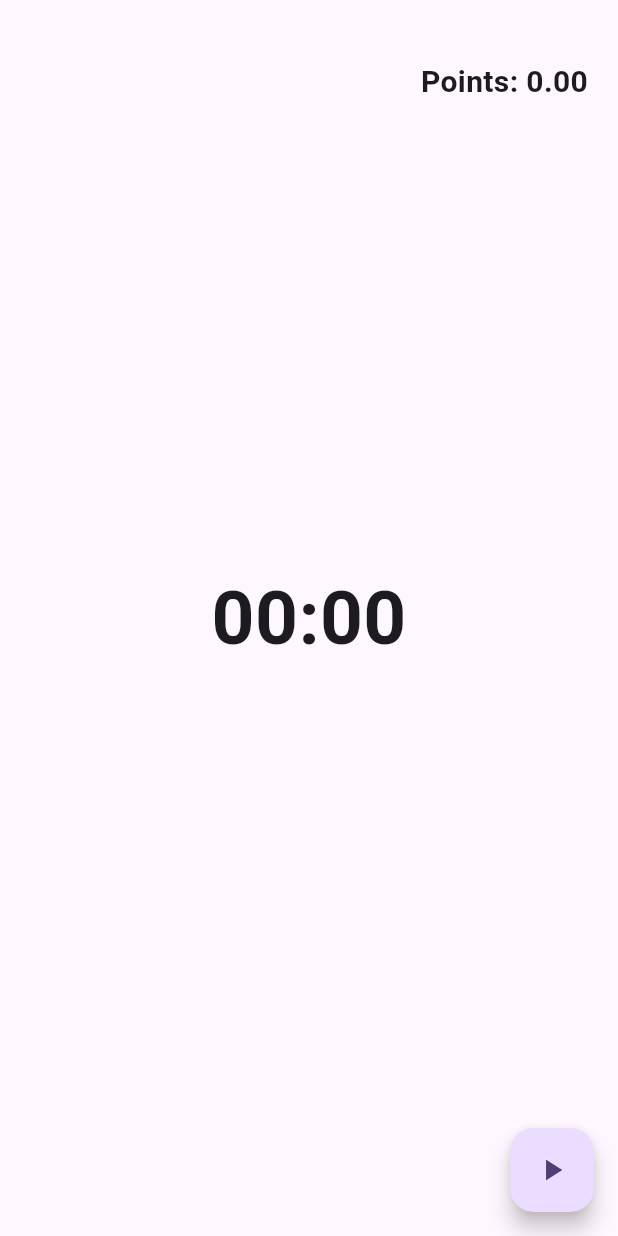
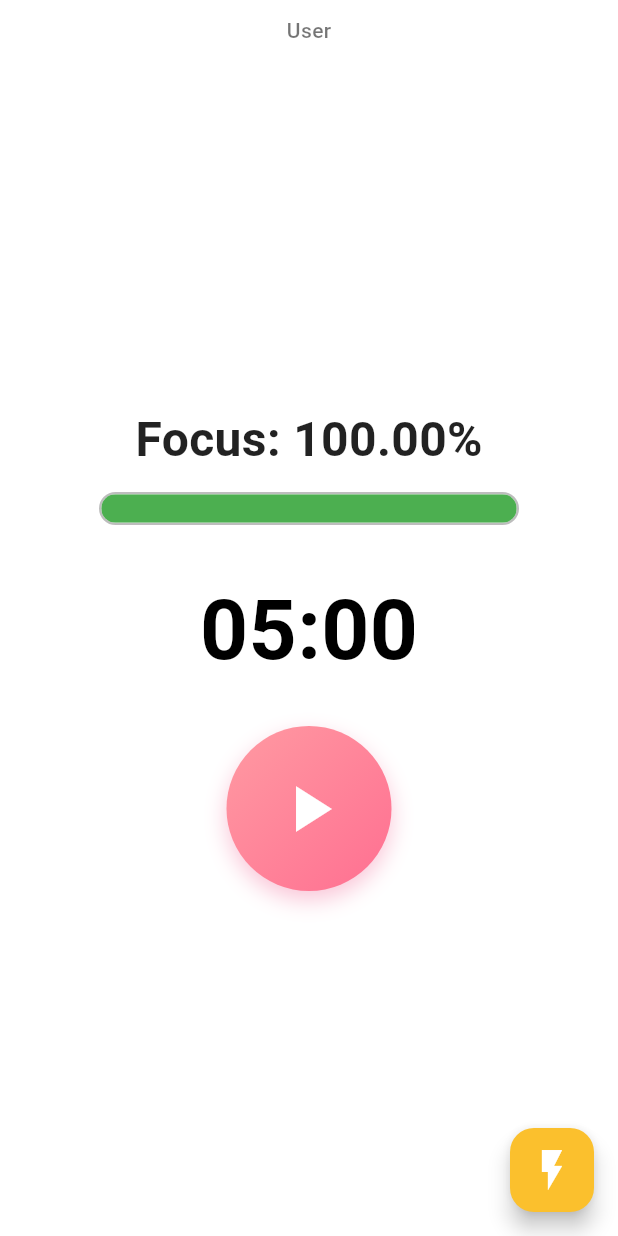
Before and after one commit to mmilunicmobile/the-quack-team-hackcmu-2025, a Flutter app: the screen it shows after launch, on a phone screen of 412 x 824 dp. Run offline on Flutter 3.47's test engine with Material 3 defaults, Android fonts, the light colour scheme and no system bars.

Commit message:
More updates

```diff
--- a/lib/main.dart
+++ b/lib/main.dart
@@ -1,106 +1,154 @@
+// lib/main.dart
 import 'dart:async';
+import 'dart:math';
 import 'package:flutter/material.dart';
-import 'package:flutter/services.dart';
 
 void main() {
-  runApp(const TimerPointsApp());
+  runApp(const FocusApp());
 }
 
-class TimerPointsApp extends StatelessWidget {
-  const TimerPointsApp({super.key});
+class FocusApp extends StatelessWidget {
+  const FocusApp({super.key});
 
   @override
   Widget build(BuildContext context) {
     return MaterialApp(
-      title: 'Workout Timer + Points',
-      theme: ThemeData(
-        colorScheme: ColorScheme.fromSeed(seedColor: Colors.deepPurple),
+      title: 'Focus Tracker',
+      theme: ThemeData.light().copyWith(
+        scaffoldBackgroundColor: Colors.white,
       ),
-      home: const WorkoutTimerScreen(),
+      home: const FocusHomePage(),
     );
   }
 }
 
-class WorkoutTimerScreen extends StatefulWidget {
-  const WorkoutTimerScreen({super.key});
+class FocusHomePage extends StatefulWidget {
+  const FocusHomePage({super.key});
 
   @override
-  State<WorkoutTimerScreen> createState() => _WorkoutTimerScreenState();
+  State<FocusHomePage> createState() => _FocusHomePageState();
 }
 
-class _WorkoutTimerScreenState extends State<WorkoutTimerScreen>
-    with WidgetsBindingObserver {
-  static const screenEventChannel = EventChannel('screen_events');
+class _FocusHomePageState extends State<FocusHomePage>
+    with WidgetsBindingObserver, SingleTickerProviderStateMixin {
+  // --- User & focus state
+  String username = "User";
+  double focusPercentage = 100.0; // starts at 100%
 
-  int remainingSeconds = 0;
-  double points = 0.0;
+  // --- Timer state
+  int remainingSeconds = 300; // default 5:00
   bool isTimerRunning = false;
-  bool screenUnlocked = true; // track if screen is unlocked
+  Timer? _uiTimer; // updates the UI every second
+  DateTime? targetEndTime;
 
-  Timer? _countdownTimer;
+  // --- App background tracking
   DateTime? _backgroundTime;
+  int _consecutiveActiveSeconds = 0;
+
+  // --- Shimmer animation for focus bar
+  late AnimationController _shimmerController;
 
   @override
   void initState() {
     super.initState();
     WidgetsBinding.instance.addObserver(this);
-
-    // Listen to screen lock/unlock events
-    screenEventChannel.receiveBroadcastStream().listen((event) {
-      if (event == "locked") {
-        screenUnlocked = false;
-      } else if (event == "unlocked") {
-        screenUnlocked = true;
-      }
-    });
+    _shimmerController = AnimationController(
+      vsync: this,
+      duration: const Duration(seconds: 2),
+    )..repeat(reverse: true);
   }
 
   @override
   void dispose() {
     WidgetsBinding.instance.removeObserver(this);
-    _countdownTimer?.cancel();
+    _uiTimer?.cancel();
+    _shimmerController.dispose();
     super.dispose();
   }
 
+  // --- App lifecycle handling
   @override
   void didChangeAppLifecycleState(AppLifecycleState state) {
+    if (!isTimerRunning) return;
+
     switch (state) {
       case AppLifecycleState.paused:
       case AppLifecycleState.hidden:
-        // App backgrounded
         _backgroundTime ??= DateTime.now();
+        _uiTimer?.cancel();
+        _consecutiveActiveSeconds = 0;
         break;
-
       case AppLifecycleState.resumed:
-        if (_backgroundTime != null && screenUnlocked) {
-          final awayMilliseconds =
-              DateTime.now().difference(_backgroundTime!).inMilliseconds;
-
-          if (awayMilliseconds > 0) {
-            final gainedPoints = awayMilliseconds * 0.01;
-
+        if (_backgroundTime != null) {
+          final awaySeconds = DateTime.now().difference(_backgroundTime!).inSeconds;
+          if (awaySeconds > 0) {
             setState(() {
-              points += gainedPoints;
+              focusPercentage = (focusPercentage - awaySeconds * 0.2).clamp(0.0, 100.0);
+              // Update remainingSeconds correctly using targetEndTime
+              if (targetEndTime != null) {
+                remainingSeconds = max(0, targetEndTime!.difference(DateTime.now()).inSeconds);
+                if (remainingSeconds == 0) isTimerRunning = false;
+              }
             });
-
-            ScaffoldMessenger.of(context).showSnackBar(
-              SnackBar(
-                content: Text("+${gainedPoints.toStringAsFixed(2)} points"),
-                duration: const Duration(seconds: 2),
-              ),
-            );
           }
-          _backgroundTime = null;
         }
+        _backgroundTime = null;
+        if (isTimerRunning && targetEndTime != null) _startUITimer();
         break;
-
       case AppLifecycleState.inactive:
       case AppLifecycleState.detached:
         break;
     }
   }
 
-  void toggleTimer() {
+  // --- Timer management using targetEndTime
+  void _startTimer() {
+    if (isTimerRunning) return;
+    setState(() {
+      isTimerRunning = true;
+      targetEndTime = DateTime.now().add(Duration(seconds: remainingSeconds));
+    });
+    _startUITimer();
+  }
+
+  void _startUITimer() {
+    _uiTimer?.cancel();
+    _consecutiveActiveSeconds = 0;
+
+    _uiTimer = Timer.periodic(const Duration(seconds: 1), (_) {
+      if (targetEndTime == null) return;
+
+      final newRemaining = max(0, targetEndTime!.difference(DateTime.now()).inSeconds);
+      setState(() {
+        remainingSeconds = newRemaining;
+
+        // On-app recovery
+        _consecutiveActiveSeconds++;
+        if (_consecutiveActiveSeconds >= 5) {
+          focusPercentage = (focusPercentage + 0.05).clamp(0.0, 100.0);
+          _consecutiveActiveSeconds = 0;
+        }
+
+        if (remainingSeconds == 0) {
+          isTimerRunning = false;
+          _uiTimer?.cancel();
+        }
+      });
+    });
+  }
+
+  void _pauseTimer() {
+    _uiTimer?.cancel();
+    if (targetEndTime != null) {
+      // recalc remainingSeconds
+      remainingSeconds = max(0, targetEndTime!.difference(DateTime.now()).inSeconds);
+    }
+    setState(() {
+      isTimerRunning = false;
+    });
+  }
+
+  void _togglePlayPause() {
     if (isTimerRunning) {
       _pauseTimer();
     } else {
@@ -108,117 +156,240 @@ class _WorkoutTimerScreenState extends State<WorkoutTimerScreen>
     }
   }
 
-  void _startTimer() {
-    if (remainingSeconds <= 0) return;
-    setState(() {
-      isTimerRunning = true;
-    });
-
-    _countdownTimer = Timer.periodic(const Duration(seconds: 1), (timer) {
-      if (remainingSeconds > 0) {
-        setState(() {
-          remainingSeconds--;
-        });
-      } else {
-        _pauseTimer();
-      }
-    });
-  }
-
-  void _pauseTimer() {
-    _countdownTimer?.cancel();
-    setState(() {
-      isTimerRunning = false;
-    });
-  }
-
-  Future<void> _setTimeDialog() async {
+  // --- Set timer dialog
+  Future<void> _showSetTimeDialog() async {
     if (isTimerRunning) return;
 
-    final minutesController =
-        TextEditingController(text: (remainingSeconds ~/ 60).toString());
-    final secondsController =
-        TextEditingController(text: (remainingSeconds % 60).toString());
+    final minutesController = TextEditingController(text: (remainingSeconds ~/ 60).toString());
+    final secondsController = TextEditingController(text: (remainingSeconds % 60).toString());
 
-    await showDialog(
+    final result = await showDialog<bool>(
       context: context,
       builder: (context) => AlertDialog(
-        title: const Text("Set Timer"),
+        title: const Text('Set Timer (mm:ss)'),
         content: Row(
           children: [
             Expanded(
               child: TextField(
                 controller: minutesController,
                 keyboardType: TextInputType.number,
-                decoration: const InputDecoration(labelText: "Minutes"),
+                decoration: const InputDecoration(labelText: 'Minutes'),
               ),
             ),
-            const SizedBox(width: 10),
+            const SizedBox(width: 8),
             Expanded(
               child: TextField(
                 controller: secondsController,
                 keyboardType: TextInputType.number,
-                decoration: const InputDecoration(labelText: "Seconds"),
+                decoration: const InputDecoration(labelText: 'Seconds'),
               ),
             ),
           ],
         ),
         actions: [
-          TextButton(
-            onPressed: () => Navigator.pop(context),
-            child: const Text("Cancel"),
-          ),
+          TextButton(onPressed: () => Navigator.pop(context, false), child: const Text('Cancel')),
           ElevatedButton(
             onPressed: () {
-              final minutes = int.tryParse(minutesController.text) ?? 0;
-              final seconds = int.tryParse(secondsController.text) ?? 0;
+              final m = int.tryParse(minutesController.text) ?? 0;
+              final s = int.tryParse(secondsController.text) ?? 0;
               setState(() {
-                remainingSeconds = minutes * 60 + seconds;
+                remainingSeconds = m * 60 + s;
               });
-              Navigator.pop(context);
+              Navigator.pop(context, true);
             },
-            child: const Text("Set"),
+            child: const Text('Set'),
           ),
         ],
       ),
     );
   }
 
-  String _formatTime(int totalSeconds) {
-    final minutes = totalSeconds ~/ 60;
-    final seconds = totalSeconds % 60;
-    return "${minutes.toString().padLeft(2, '0')}:${seconds.toString().padLeft(2, '0')}";
+  // --- Edit username
+  Future<void> _editUsername() async {
+    final controller = TextEditingController(text: username);
+    final result = await showDialog<String?>(
+      context: context,
+      builder: (context) => AlertDialog(
+        title: const Text('Change Name'),
+        content: TextField(
+          controller: controller,
+          decoration: const InputDecoration(labelText: 'Name'),
+        ),
+        actions: [
+          TextButton(onPressed: () => Navigator.pop(context, null), child: const Text('Cancel')),
+          ElevatedButton(onPressed: () => Navigator.pop(context, controller.text.trim()), child: const Text('Save')),
+        ],
+      ),
+    );
+
+    if (result != null && result.isNotEmpty) {
+      setState(() {
+        username = result;
+      });
+    }
+  }
+
+  String _formatTime(int seconds) {
+    final m = seconds ~/ 60;
+    final s = seconds % 60;
+    return '${m.toString().padLeft(2, '0')}:${s.toString().padLeft(2, '0')}';
+  }
+
+  // --- Focus bar
+  Widget _focusBar() {
+    final targetColor = Color.lerp(Colors.red, Colors.green, focusPercentage / 100)!;
+
+    return Container(
+      width: 280,
+      height: 22,
+      decoration: BoxDecoration(
+        borderRadius: BorderRadius.circular(12),
+        border: Border.all(color: Colors.black26, width: 1.5),
+      ),
+      child: ClipRRect(
+        borderRadius: BorderRadius.circular(10),
+        child: Stack(
+          children: [
+            AnimatedContainer(
+              duration: const Duration(milliseconds: 500),
+              curve: Curves.easeInOut,
+              width: 280 * (focusPercentage / 100),
+              decoration: BoxDecoration(color: targetColor),
+            ),
+            AnimatedBuilder(
+              animation: _shimmerController,
+              builder: (context, _) {
+                return Positioned.fill(
+                  child: ShaderMask(
+                    shaderCallback: (rect) {
+                      return LinearGradient(
+                        colors: [
+                          Colors.white.withOpacity(0.25),
+                          Colors.transparent,
+                          Colors.white.withOpacity(0.25),
+                        ],
+                        stops: const [0.0, 0.5, 1.0],
+                        begin: Alignment(-1.0 + _shimmerController.value * 2, 0),
+                        end: Alignment(1.0 - _shimmerController.value * 2, 0),
+                      ).createShader(rect);
+                    },
+                    blendMode: BlendMode.srcOver,
+                    child: Container(color: Colors.transparent),
+                  ),
+                );
+              },
+            ),
+          ],
+        ),
+      ),
+    );
+  }
+
+  Widget _playPauseButton() {
+    return GestureDetector(
+      onTap: _togglePlayPause,
+      child: Container(
+        width: 110,
+        height: 110,
+        decoration: BoxDecoration(
+          shape: BoxShape.circle,
+          gradient: const LinearGradient(
+            colors: [Color(0xFFFF9AA2), Color(0xFFFF6F91)],
+            begin: Alignment.topLeft,
+            end: Alignment.bottomRight,
+          ),
+          boxShadow: [
+            BoxShadow(
+              color: Colors.pink.withOpacity(0.25),
+              blurRadius: 12,
+              offset: const Offset(0, 6),
+            ),
+          ],
+        ),
+        child: Center(
+          child: Icon(
+            isTimerRunning ? Icons.pause : Icons.play_arrow,
+            size: 52,
+            color: Colors.white,
+          ),
+        ),
+      ),
+    );
+  }
+
+  // --- Lightning button random code
+  String _generateRandomString() {
+    const chars = 'ABCDEFGHIJKLMNOPQRSTUVWXYZ0123456789';
+    final rand = Random();
+    return List.generate(6, (_) => chars[rand.nextInt(chars.length)]).join();
+  }
+
+  void _showRandomString() {
+    final code = _generateRandomString();
+    showDialog(
+      context: context,
+      builder: (context) => AlertDialog(
+        title: const Text('Your Random Code'),
+        content: Text(
+          code,
+          style: const TextStyle(fontSize: 24, fontWeight: FontWeight.bold),
+        ),
+        actions: [
+          TextButton(
+            onPressed: () => Navigator.pop(context),
+            child: const Text('OK'),
+          ),
+        ],
+      ),
+    );
   }
 
   @override
   Widget build(BuildContext context) {
     return Scaffold(
-      body: Stack(
-        children: [
-          Center(
-            child: GestureDetector(
-              onTap: _setTimeDialog,
+      backgroundColor: Colors.white,
+      body: SafeArea(
+        child: Column(
+          children: [
+            GestureDetector(
+              onTap: _editUsername,
+              child: Container(
+                width: double.infinity,
+                padding: const EdgeInsets.symmetric(vertical: 10, horizontal: 12),
+                alignment: Alignment.center,
+                child: Text(
+                  username,
+                  style: const TextStyle(fontSize: 14, fontWeight: FontWeight.w500, color: Colors.black54),
+                ),
+              ),
+            ),
+            const Spacer(),
+            Text(
+              'Focus: ${focusPercentage.toStringAsFixed(2)}%',
+              style: const TextStyle(fontSize: 32, fontWeight: FontWeight.bold, color: Colors.black87),
+            ),
+            const SizedBox(height: 12),
+            _focusBar(),
+            const SizedBox(height: 30),
+            GestureDetector(
+              onTap: _showSetTimeDialog,
               child: Text(
                 _formatTime(remainingSeconds),
-                style:
-                    const TextStyle(fontSize: 50, fontWeight: FontWeight.bold),
+                style: const TextStyle(fontSize: 56, fontWeight: FontWeight.bold, color: Colors.black),
               ),
             ),
-          ),
-          Positioned(
-            top: 40,
-            right: 20,
-            child: Text(
-              "Points: ${points.toStringAsFixed(2)}",
-              style: const TextStyle(fontSize: 20, fontWeight: FontWeight.bold),
-            ),
-          ),
-        ],
+            const SizedBox(height: 24),
+            _playPauseButton(),
+            const Spacer(),
+          ],
+        ),
       ),
       floatingActionButton: FloatingActionButton(
-        onPressed: toggleTimer,
-        child: Icon(isTimerRunning ? Icons.pause : Icons.play_arrow),
+        onPressed: _showRandomString,
+        backgroundColor: Colors.yellow.shade700,
+        child: const Icon(Icons.flash_on, color: Colors.white, size: 32),
       ),
+      floatingActionButtonLocation: FloatingActionButtonLocation.endFloat,
     );
   }
 }
```
Also changed, not shown: 4 other files.
